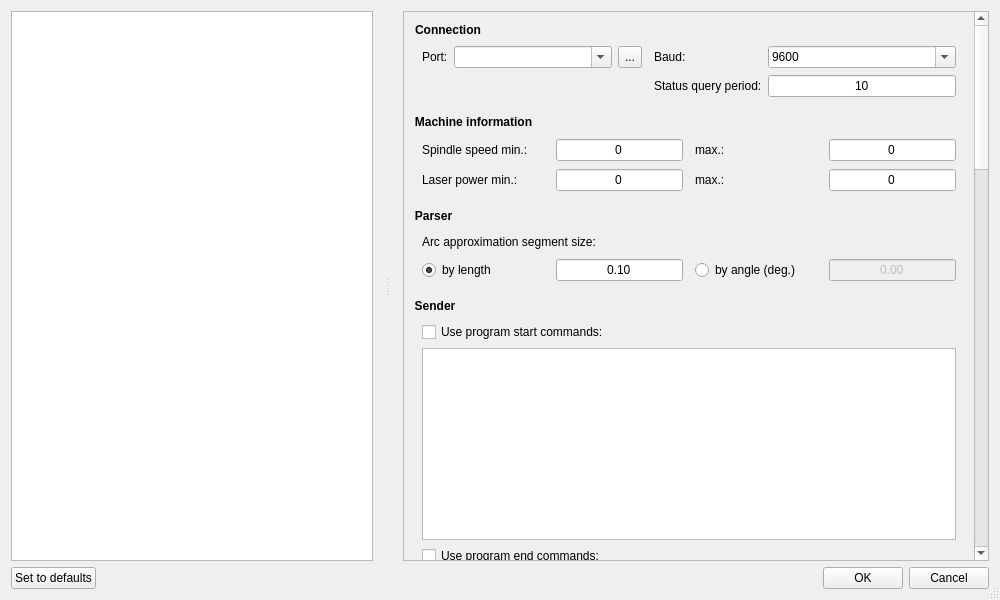
Qt form src/candle/frmsettings.ui (Denvi/Candle) before a commit.
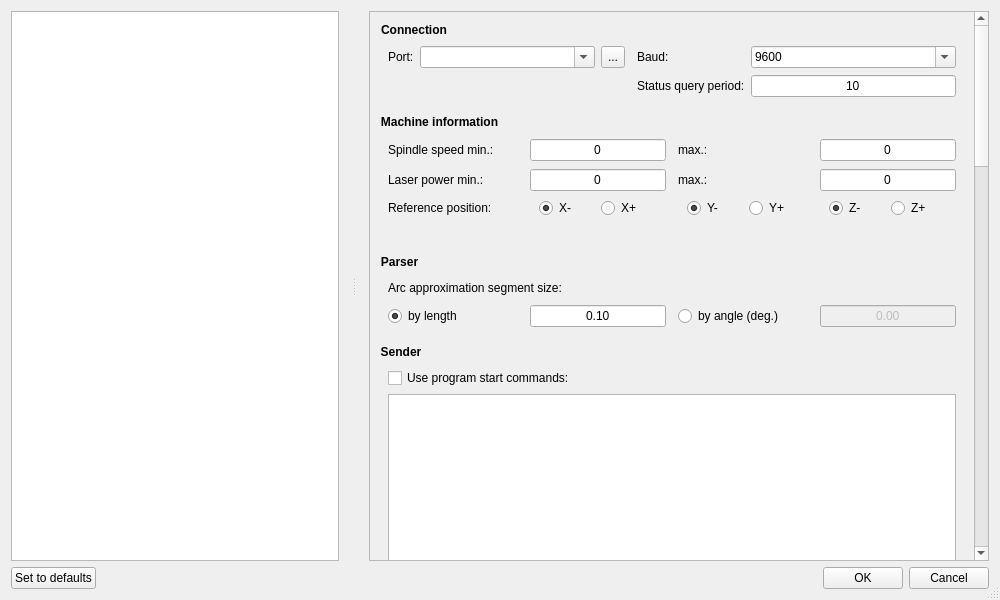
The same form after that commit. Icons and pictures are not drawn. Custom widgets are drawn as their Qt base class.

What changed in the file:
```diff
--- a/src/candle/frmsettings.ui
+++ b/src/candle/frmsettings.ui
@@ -84,9 +84,9 @@
        <property name="geometry">
         <rect>
          <x>0</x>
-         <y>-319</y>
+         <y>0</y>
          <width>586</width>
-         <height>2093</height>
+         <height>2149</height>
         </rect>
        </property>
        <layout class="QVBoxLayout" name="verticalLayout_4">
@@ -243,24 +243,6 @@
           <layout class="QVBoxLayout" name="verticalLayout_5">
            <item>
             <layout class="QGridLayout" name="gridLayout_2" columnstretch="0,0,0,0,0">
-             <item row="1" column="1">
-              <widget class="QSpinBox" name="txtSpindleSpeedMin">
-               <property name="font">
-                <font>
-                 <pointsize>9</pointsize>
-                </font>
-               </property>
-               <property name="alignment">
-                <set>Qt::AlignCenter</set>
-               </property>
-               <property name="buttonSymbols">
-                <enum>QAbstractSpinBox::NoButtons</enum>
-               </property>
-               <property name="maximum">
-                <number>99999</number>
-               </property>
-              </widget>
-             </item>
              <item row="1" column="3">
               <widget class="QLabel" name="label_13">
                <property name="text">
@@ -268,6 +250,13 @@
                </property>
               </widget>
              </item>
+             <item row="2" column="3">
+              <widget class="QLabel" name="label_35">
+               <property name="text">
+                <string>max.:</string>
+               </property>
+              </widget>
+             </item>
              <item row="2" column="0">
               <widget class="QLabel" name="label_18">
                <property name="text">
@@ -275,13 +264,6 @@
                </property>
               </widget>
              </item>
-             <item row="1" column="0">
-              <widget class="QLabel" name="label_12">
-               <property name="text">
-                <string>Spindle speed min.:</string>
-               </property>
-              </widget>
-             </item>
              <item row="1" column="4">
               <widget class="QSpinBox" name="txtSpindleSpeedMax">
                <property name="font">
@@ -300,13 +282,6 @@
                </property>
               </widget>
              </item>
-             <item row="2" column="3">
-              <widget class="QLabel" name="label_35">
-               <property name="text">
-                <string>max.:</string>
-               </property>
-              </widget>
-             </item>
              <item row="2" column="1">
               <widget class="QSpinBox" name="txtLaserPowerMin">
                <property name="font">
@@ -325,24 +300,6 @@
                </property>
               </widget>
              </item>
-             <item row="2" column="4">
-              <widget class="QSpinBox" name="txtLaserPowerMax">
-               <property name="font">
-                <font>
-                 <pointsize>9</pointsize>
-                </font>
-               </property>
-               <property name="alignment">
-                <set>Qt::AlignCenter</set>
-               </property>
-               <property name="buttonSymbols">
-                <enum>QAbstractSpinBox::NoButtons</enum>
-               </property>
-               <property name="maximum">
-                <number>99999</number>
-               </property>
-              </widget>
-             </item>
              <item row="1" column="2">
               <spacer name="horizontalSpacer_6">
                <property name="orientation">
@@ -354,6 +311,160 @@
                <property name="sizeHint" stdset="0">
                 <size>
                  <width>6</width>
+                 <height>20</height>
+                </size>
+               </property>
+              </spacer>
+             </item>
+             <item row="1" column="1">
+              <widget class="QSpinBox" name="txtSpindleSpeedMin">
+               <property name="font">
+                <font>
+                 <pointsize>9</pointsize>
+                </font>
+               </property>
+               <property name="alignment">
+                <set>Qt::AlignCenter</set>
+               </property>
+               <property name="buttonSymbols">
+                <enum>QAbstractSpinBox::NoButtons</enum>
+               </property>
+               <property name="maximum">
+                <number>99999</number>
+               </property>
+              </widget>
+             </item>
+             <item row="1" column="0">
+              <widget class="QLabel" name="label_12">
+               <property name="text">
+                <string>Spindle speed min.:</string>
+               </property>
+              </widget>
+             </item>
+             <item row="2" column="4">
+              <widget class="QSpinBox" name="txtLaserPowerMax">
+               <property name="font">
+                <font>
+                 <pointsize>9</pointsize>
+                </font>
+               </property>
+               <property name="alignment">
+                <set>Qt::AlignCenter</set>
+               </property>
+               <property name="buttonSymbols">
+                <enum>QAbstractSpinBox::NoButtons</enum>
+               </property>
+               <property name="maximum">
+                <number>99999</number>
+               </property>
+              </widget>
+             </item>
+             <item row="3" column="0">
+              <widget class="QLabel" name="label_29">
+               <property name="text">
+                <string>Reference position:</string>
+               </property>
+              </widget>
+             </item>
+             <item row="3" column="1">
+              <widget class="QWidget" name="widget_3" native="true">
+               <layout class="QHBoxLayout" name="horizontalLayout_9">
+                <property name="topMargin">
+                 <number>0</number>
+                </property>
+                <property name="bottomMargin">
+                 <number>0</number>
+                </property>
+                <item>
+                 <widget class="QRadioButton" name="radReferenceXMinus">
+                  <property name="text">
+                   <string>X-</string>
+                  </property>
+                  <property name="checked">
+                   <bool>true</bool>
+                  </property>
+                 </widget>
+                </item>
+                <item>
+                 <widget class="QRadioButton" name="radReferenceXPlus">
+                  <property name="text">
+                   <string>X+</string>
+                  </property>
+                 </widget>
+                </item>
+               </layout>
+              </widget>
+             </item>
+             <item row="3" column="3">
+              <widget class="QWidget" name="widget_2" native="true">
+               <layout class="QHBoxLayout" name="horizontalLayout_8">
+                <property name="topMargin">
+                 <number>0</number>
+                </property>
+                <property name="bottomMargin">
+                 <number>0</number>
+                </property>
+                <item>
+                 <widget class="QRadioButton" name="radReferenceYMinus">
+                  <property name="text">
+                   <string>Y-</string>
+                  </property>
+                  <property name="checked">
+                   <bool>true</bool>
+                  </property>
+                 </widget>
+                </item>
+                <item>
+                 <widget class="QRadioButton" name="radReferenceYPlus">
+                  <property name="text">
+                   <string>Y+</string>
+                  </property>
+                 </widget>
+                </item>
+               </layout>
+              </widget>
+             </item>
+             <item row="3" column="4">
+              <widget class="QWidget" name="widget" native="true">
+               <layout class="QHBoxLayout" name="horizontalLayout_5">
+                <property name="topMargin">
+                 <number>0</number>
+                </property>
+                <property name="bottomMargin">
+                 <number>0</number>
+                </property>
+                <item>
+                 <widget class="QRadioButton" name="radReferenceZMinus">
+                  <property name="text">
+                   <string>Z-</string>
+                  </property>
+                  <property name="checked">
+                   <bool>true</bool>
+                  </property>
+                 </widget>
+                </item>
+                <item>
+                 <widget class="QRadioButton" name="radReferenceZPlus">
+                  <property name="text">
+                   <string>Z+</string>
+                  </property>
+                 </widget>
+                </item>
+               </layout>
+              </widget>
+             </item>
+            </layout>
+           </item>
+           <item>
+            <layout class="QHBoxLayout" name="horizontalLayout_2">
+             <item>
+              <spacer name="horizontalSpacer_3">
+               <property name="orientation">
+                <enum>Qt::Horizontal</enum>
+               </property>
+               <property name="sizeHint" stdset="0">
+                <size>
+                 <width>40</width>
                  <height>20</height>
                 </size>
                </property>
```
